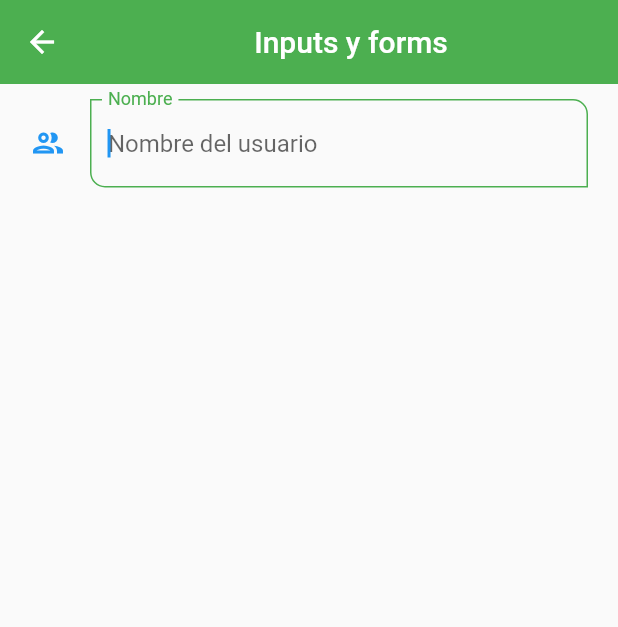
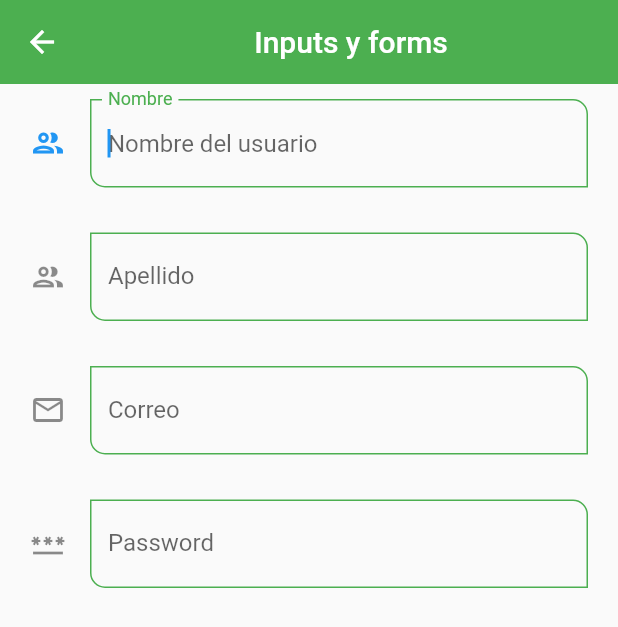
Before and after one commit to MarcosCM2000/componentes_app, a Flutter app: the InputsScreen screen opened by its route, on a phone screen of 412 x 824 dp. Shown: the top 627 px of the screen. Run offline on Flutter 3.47's test engine with Material 2 defaults, Android fonts, the phone set to English and light mode, and no system bars.

Commit message:
email y password fields

```diff
--- a/lib/screens/inputs_screen.dart
+++ b/lib/screens/inputs_screen.dart
@@ -21,7 +21,36 @@ class InputsScreen extends StatelessWidget {
               labelText: 'Nombre',
               hintText: 'Nombre del usuario',
               icon: Icons.group_outlined,
-            )
+              keyboardType: TextInputType.name,
+            ),
+            SizedBox(
+              height: 30,
+            ),
+            CustomInputField(
+              labelText: 'Apellido',
+              hintText: 'Apellido del usuario',
+              icon: Icons.group_outlined,
+              keyboardType: TextInputType.name,
+            ),
+            SizedBox(
+              height: 30,
+            ),
+            CustomInputField(
+              labelText: 'Correo',
+              hintText: 'Correo del usuario',
+              icon: Icons.email_outlined,
+              keyboardType: TextInputType.emailAddress,
+            ),
+            SizedBox(
+              height: 30,
+            ),
+            CustomInputField(
+              labelText: 'Password',
+              hintText: 'Password del usuario',
+              icon: Icons.password_outlined,
+              keyboardType: TextInputType.emailAddress,
+              obscureText: true,
+            ),
           ],
         ),
       )),
--- a/lib/widgets/custom_input_field.dart
+++ b/lib/widgets/custom_input_field.dart
@@ -1,20 +1,24 @@
 import 'package:flutter/material.dart';
 
 class CustomInputField extends StatelessWidget {
-  const CustomInputField({
-    Key? key,
-    this.hintText,
-    this.labelText,
-    this.helperText,
-    this.icon,
-    this.suffixIcon,
-  }) : super(key: key);
+  const CustomInputField(
+      {Key? key,
+      this.hintText,
+      this.labelText,
+      this.helperText,
+      this.icon,
+      this.suffixIcon,
+      required this.keyboardType,
+      this.obscureText = false})
+      : super(key: key);
 
   final String? hintText;
   final String? labelText;
   final String? helperText;
   final IconData? icon;
   final IconData? suffixIcon;
+  final TextInputType keyboardType;
+  final bool obscureText;
 
   @override
   Widget build(BuildContext context) {
@@ -25,6 +29,8 @@ class CustomInputField extends StatelessWidget {
         if (value == null) return 'Campo requerido';
         return value.length < 3 ? 'Minimo de 3 letras' : null;
       },
+      keyboardType: keyboardType,
+      obscureText: obscureText,
       autovalidateMode: AutovalidateMode.onUserInteraction,
       decoration: InputDecoration(
           hintText: hintText,
```
